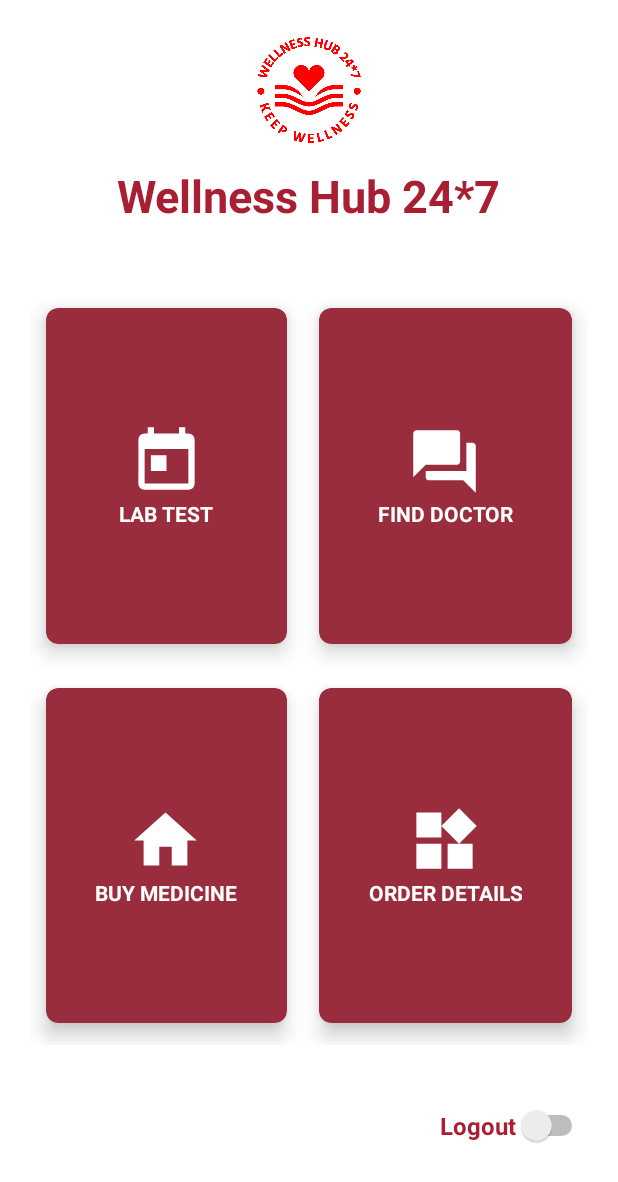
After one commit to evanvoyage221/NUMADSp23_Team48, an Android app: the HomepageActivity screen opened directly, with no data from a screen before it, on a phone screen of 412 x 824 dp. The commit adds this screen. Shown: the top 1182 px of the screen. Run offline under Robolectric (Android 15) with nearby library versions, the phone set to English and light mode, and no system bars.

Commit message:
Add homepage for final project

```diff
--- a/app/build.gradle
+++ b/app/build.gradle
@@ -31,7 +31,6 @@ android {
 }
 
 dependencies {
-
     implementation 'com.squareup.retrofit2:retrofit:2.9.0'
     implementation 'com.squareup.retrofit2:converter-gson:2.9.0'
     implementation 'androidx.appcompat:appcompat:1.6.1'
@@ -50,7 +49,6 @@ dependencies {
     implementation 'com.google.firebase:firebase-database'
     implementation 'com.google.firebase:firebase-auth'
     implementation 'com.google.firebase:firebase-firestore'
-
 }
 apply {
     plugin 'com.google.gms.google-services'  }
--- a/app/src/main/AndroidManifest.xml
+++ b/app/src/main/AndroidManifest.xml
@@ -22,6 +22,9 @@
             android:exported="false" />
         <activity
             android:name=".finalProject.LoginActivity"
+            android:exported="false" />
+        <activity
+            android:name=".finalProject.HomepageActivity"
             android:exported="false" />
       <activity
             android:name=".GroupProjectActivity"
--- /dev/null
+++ b/app/src/main/java/edu/northeastern/numadsp23_team48/finalProject/HomepageActivity.java
@@ -0,0 +1,30 @@
+package edu.northeastern.numadsp23_team48.finalProject;
+
+import android.content.Intent;
+import android.os.Bundle;
+import android.view.View;
+import android.widget.Switch;
+
+import androidx.appcompat.app.AppCompatActivity;
+
+import edu.northeastern.numadsp23_team48.R;
+
+public class HomepageActivity extends AppCompatActivity {
+    private Switch logout;
+
+    @Override
+    protected void onCreate(Bundle savedInstanceState) {
+        super.onCreate(savedInstanceState);
+        setContentView(R.layout.activity_homepage);
+
+        logout = findViewById(R.id.switch_logout);
+        logout.setOnClickListener(new View.OnClickListener() {
+            @Override
+            public void onClick(View v) {
+                // TODO: Clear login info
+                startActivity(new Intent(HomepageActivity.this, LoginActivity.class));
+            }
+        });
+    }
+
+}
--- a/app/src/main/java/edu/northeastern/numadsp23_team48/finalProject/LoginActivity.java
+++ b/app/src/main/java/edu/northeastern/numadsp23_team48/finalProject/LoginActivity.java
@@ -165,7 +165,7 @@ public class LoginActivity extends AppCompatActivity {
     private void sendUserToMainActivity() {
 
         progressBar.setVisibility(View.GONE);
-        startActivity(new Intent(LoginActivity.this, ExploreActivity.class));
+        startActivity(new Intent(LoginActivity.this, HomepageActivity.class));
         finish();
     }
 
--- /dev/null
+++ b/app/src/main/res/drawable/calendar.xml
@@ -0,0 +1,5 @@
+<vector android:height="50dp" android:tint="#FFFFFF"
+    android:viewportHeight="24.0" android:viewportWidth="24.0"
+    android:width="50dp" xmlns:android="http://schemas.android.com/apk/res/android">
+    <path android:fillColor="#FF000000" android:pathData="M19,3h-1L18,1h-2v2L8,3L8,1L6,1v2L5,3c-1.11,0 -1.99,0.9 -1.99,2L3,19c0,1.1 0.89,2 2,2h14c1.1,0 2,-0.9 2,-2L21,5c0,-1.1 -0.9,-2 -2,-2zM19,19L5,19L5,8h14v11zM7,10h5v5L7,15z"/>
+</vector>
--- /dev/null
+++ b/app/src/main/res/drawable/chat.xml
@@ -0,0 +1,5 @@
+<vector android:height="50dp" android:tint="#FFFFFF"
+    android:viewportHeight="24.0" android:viewportWidth="24.0"
+    android:width="50dp" xmlns:android="http://schemas.android.com/apk/res/android">
+    <path android:fillColor="#FF000000" android:pathData="M21,6h-2v9L6,15v2c0,0.55 0.45,1 1,1h11l4,4L22,7c0,-0.55 -0.45,-1 -1,-1zM17,12L17,3c0,-0.55 -0.45,-1 -1,-1L3,2c-0.55,0 -1,0.45 -1,1v14l4,-4h10c0.55,0 1,-0.45 1,-1z"/>
+</vector>
--- /dev/null
+++ b/app/src/main/res/drawable/home.xml
@@ -0,0 +1,5 @@
+<vector android:height="50dp" android:tint="#FFFFFF"
+    android:viewportHeight="24.0" android:viewportWidth="24.0"
+    android:width="50dp" xmlns:android="http://schemas.android.com/apk/res/android">
+    <path android:fillColor="#FFFFFF" android:pathData="M10,20v-6h4v6h5v-8h3L12,3 2,12h3v8z"/>
+</vector>
--- /dev/null
+++ b/app/src/main/res/drawable/info.xml
@@ -0,0 +1,5 @@
+<vector android:height="50dp" android:tint="#1131E6"
+    android:viewportHeight="24.0" android:viewportWidth="24.0"
+    android:width="50dp" xmlns:android="http://schemas.android.com/apk/res/android">
+    <path android:fillColor="#FF000000" android:pathData="M12,2C6.48,2 2,6.48 2,12s4.48,10 10,10 10,-4.48 10,-10S17.52,2 12,2zM13,17h-2v-6h2v6zM13,9h-2L11,7h2v2z"/>
+</vector>
--- /dev/null
+++ b/app/src/main/res/drawable/language.xml
@@ -0,0 +1,5 @@
+<vector android:height="50dp" android:tint="#1131E6"
+    android:viewportHeight="24.0" android:viewportWidth="24.0"
+    android:width="50dp" xmlns:android="http://schemas.android.com/apk/res/android">
+    <path android:fillColor="#FF000000" android:pathData="M11.99,2C6.47,2 2,6.48 2,12s4.47,10 9.99,10C17.52,22 22,17.52 22,12S17.52,2 11.99,2zM18.92,8h-2.95c-0.32,-1.25 -0.78,-2.45 -1.38,-3.56 1.84,0.63 3.37,1.91 4.33,3.56zM12,4.04c0.83,1.2 1.48,2.53 1.91,3.96h-3.82c0.43,-1.43 1.08,-2.76 1.91,-3.96zM4.26,14C4.1,13.36 4,12.69 4,12s0.1,-1.36 0.26,-2h3.38c-0.08,0.66 -0.14,1.32 -0.14,2 0,0.68 0.06,1.34 0.14,2L4.26,14zM5.08,16h2.95c0.32,1.25 0.78,2.45 1.38,3.56 -1.84,-0.63 -3.37,-1.9 -4.33,-3.56zM8.03,8L5.08,8c0.96,-1.66 2.49,-2.93 4.33,-3.56C8.81,5.55 8.35,6.75 8.03,8zM12,19.96c-0.83,-1.2 -1.48,-2.53 -1.91,-3.96h3.82c-0.43,1.43 -1.08,2.76 -1.91,3.96zM14.34,14L9.66,14c-0.09,-0.66 -0.16,-1.32 -0.16,-2 0,-0.68 0.07,-1.35 0.16,-2h4.68c0.09,0.65 0.16,1.32 0.16,2 0,0.68 -0.07,1.34 -0.16,2zM14.59,19.56c0.6,-1.11 1.06,-2.31 1.38,-3.56h2.95c-0.96,1.65 -2.49,2.93 -4.33,3.56zM16.36,14c0.08,-0.66 0.14,-1.32 0.14,-2 0,-0.68 -0.06,-1.34 -0.14,-2h3.38c0.16,0.64 0.26,1.31 0.26,2s-0.1,1.36 -0.26,2h-3.38z"/>
+</vector>
--- /dev/null
+++ b/app/src/main/res/drawable/widgets.xml
@@ -0,0 +1,5 @@
+<vector android:height="50dp" android:tint="#FFFFFF"
+    android:viewportHeight="24.0" android:viewportWidth="24.0"
+    android:width="50dp" xmlns:android="http://schemas.android.com/apk/res/android">
+    <path android:fillColor="#FF000000" android:pathData="M13,13v8h8v-8h-8zM3,21h8v-8L3,13v8zM3,3v8h8L11,3L3,3zM16.66,1.69L11,7.34 16.66,13l5.66,-5.66 -5.66,-5.65z"/>
+</vector>
--- /dev/null
+++ b/app/src/main/res/layout/activity_homepage.xml
@@ -0,0 +1,208 @@
+<?xml version="1.0" encoding="utf-8"?>
+<RelativeLayout xmlns:android="http://schemas.android.com/apk/res/android"
+    xmlns:app="http://schemas.android.com/apk/res-auto"
+    xmlns:tools="http://schemas.android.com/tools"
+    android:layout_width="match_parent"
+    android:layout_height="match_parent"
+    tools:context=".finalProject.HomepageActivity">
+
+    <ImageView
+        android:id="@+id/icon"
+        android:layout_width="100dp"
+        android:layout_height="100dp"
+        android:layout_marginTop="10dp"
+        android:layout_centerHorizontal="true"
+        android:src="@drawable/whlogo" />
+
+    <TextView
+        android:id="@+id/app_title"
+        android:layout_width="wrap_content"
+        android:layout_height="wrap_content"
+        android:layout_below="@+id/icon"
+        android:text="Wellness Hub 24*7"
+        android:textColor="@color/fog_red"
+        android:textSize="30sp"
+        android:textStyle="bold"
+        android:layout_centerHorizontal="true"
+        app:layout_constraintVer_bias="0.3"
+        app:layout_constraintEnd_toEndOf="parent"
+        app:layout_constraintStart_toStartOf="parent"
+        app:layout_constraintTop_toTopOf="parent"/>
+
+<!--    <TextView-->
+<!--        android:id="@+id/say_hi"-->
+<!--        android:layout_width="wrap_content"-->
+<!--        android:layout_height="wrap_content"-->
+<!--        android:layout_below="@+id/app_title"-->
+<!--        android:layout_centerHorizontal="true"-->
+<!--        android:layout_marginTop="10dp"-->
+<!--        android:text="Welcome, username"-->
+<!--        android:textColor="@color/black"-->
+<!--        android:textSize="20sp"-->
+<!--        android:textStyle="italic" />-->
+
+    <GridLayout
+        android:id="@+id/grid_layout"
+        android:layout_width="match_parent"
+        android:layout_height="match_parent"
+        android:layout_below="@+id/app_title"
+        android:layout_above="@id/switch_logout"
+        android:layout_marginTop="40dp"
+        android:layout_marginBottom="40dp"
+        android:layout_marginRight="20dp"
+        android:layout_marginLeft="20dp"
+        android:columnCount="2"
+        android:rowCount="2">
+
+        <androidx.cardview.widget.CardView
+            android:id="@+id/cardLabTest"
+            android:layout_width="wrap_content"
+            android:layout_height="wrap_content"
+            android:layout_row="0"
+            android:layout_column="0"
+            android:layout_rowWeight="1"
+            android:layout_columnWeight="1"
+            android:layout_gravity="fill"
+            app:cardBackgroundColor="@color/ic_launcher_team48_background"
+            app:cardCornerRadius="8dp"
+            app:cardElevation="8dp"
+            app:cardUseCompatPadding="true">
+            <LinearLayout
+                android:layout_width="wrap_content"
+                android:layout_height="wrap_content"
+                android:layout_gravity="center_vertical|center_horizontal"
+                android:gravity="center"
+                android:orientation="vertical">
+                <ImageView
+                    android:layout_width="wrap_content"
+                    android:layout_height="wrap_content"
+                    android:src="@drawable/calendar" />
+                <TextView
+                    android:layout_width="wrap_content"
+                    android:layout_height="wrap_content"
+                    android:text="LAB TEST"
+                    android:textAlignment="center"
+                    android:textColor="@color/white"
+                    android:textStyle="bold"/>
+            </LinearLayout>
+        </androidx.cardview.widget.CardView>
+
+        <androidx.cardview.widget.CardView
+            android:id="@+id/cardBuyMedicine"
+            android:layout_width="wrap_content"
+            android:layout_height="wrap_content"
+            android:layout_row="1"
+            android:layout_rowWeight="1"
+            android:layout_column="0"
+            android:layout_columnWeight="1"
+            android:layout_gravity="fill"
+            app:cardBackgroundColor="@color/ic_launcher_team48_background"
+            app:cardCornerRadius="8dp"
+            app:cardElevation="8dp"
+            app:cardUseCompatPadding="true">
+
+            <LinearLayout
+                android:layout_width="wrap_content"
+                android:layout_height="wrap_content"
+                android:layout_gravity="center_vertical|center_horizontal"
+                android:gravity="center"
+                android:orientation="vertical">
+
+                <ImageView
+                    android:layout_width="wrap_content"
+                    android:layout_height="wrap_content"
+                    android:src="@drawable/home" />
+
+                <TextView
+                    android:layout_width="wrap_content"
+                    android:layout_height="wrap_content"
+                    android:text="BUY MEDICINE"
+                    android:textAlignment="center"
+                    android:textColor="@color/white"
+                    android:textStyle="bold" />
+            </LinearLayout>
+        </androidx.cardview.widget.CardView>
+
+        <androidx.cardview.widget.CardView
+            android:id="@+id/cardFindDoctor"
+            android:layout_width="wrap_content"
+            android:layout_height="wrap_content"
+            android:layout_row="0"
+            android:layout_column="1"
+            android:layout_rowWeight="1"
+            android:layout_columnWeight="1"
+            android:layout_gravity="fill"
+            app:cardBackgroundColor="@color/ic_launcher_team48_background"
+            app:cardCornerRadius="8dp"
+            app:cardElevation="8dp"
+            app:cardUseCompatPadding="true">
+            <LinearLayout
+                android:layout_width="wrap_content"
+                android:layout_height="wrap_content"
+                android:layout_gravity="center_vertical|center_horizontal"
+                android:gravity="center"
+                android:orientation="vertical">
+                <ImageView
+                    android:layout_width="wrap_content"
+                    android:layout_height="wrap_content"
+                    android:src="@drawable/chat" />
+                <TextView
+                    android:layout_width="wrap_content"
+                    android:layout_height="wrap_content"
+                    android:text="FIND DOCTOR"
+                    android:textAlignment="center"
+                    android:textColor="@color/white"
+                    android:textStyle="bold"/>
+            </LinearLayout>
+        </androidx.cardview.widget.CardView>
+
+        <androidx.cardview.widget.CardView
+            android:id="@+id/cardOrderDetails"
+            android:layout_width="wrap_content"
+            android:layout_height="wrap_content"
+            android:layout_row="1"
+            android:layout_column="1"
+            android:layout_rowWeight="1"
+            android:layout_columnWeight="1"
+            android:layout_gravity="fill"
+            app:cardBackgroundColor="@color/ic_launcher_team48_background"
+            app:cardCornerRadius="8dp"
+            app:cardElevation="8dp"
+            app:cardUseCompatPadding="true">
+            <LinearLayout
+                android:layout_width="wrap_content"
+                android:layout_height="wrap_content"
+                android:layout_gravity="center_vertical|center_horizontal"
+                android:gravity="center"
+                android:orientation="vertical">
+                <ImageView
+                    android:layout_width="wrap_content"
+                    android:layout_height="wrap_content"
+                    android:src="@drawable/widgets" />
+                <TextView
+                    android:layout_width="wrap_content"
+                    android:layout_height="wrap_content"
+                    android:text="ORDER DETAILS"
+                    android:textAlignment="center"
+                    android:textColor="@color/white"
+                    android:textStyle="bold"/>
+            </LinearLayout>
+        </androidx.cardview.widget.CardView>
+    </GridLayout>
+
+    <Switch
+        android:id="@+id/switch_logout"
+        android:layout_width="wrap_content"
+        android:layout_height="wrap_content"
+        android:layout_alignEnd="@id/grid_layout"
+        android:layout_alignParentEnd="true"
+        android:layout_alignParentBottom="true"
+        android:layout_marginEnd="20dp"
+        android:layout_marginBottom="60dp"
+        android:text="Logout"
+        android:textColor="@color/fog_red"
+        android:textSize="16dp"
+        android:textStyle="bold"
+        />
+
+</RelativeLayout>
--- a/app/src/main/res/layout/activity_main.xml
+++ b/app/src/main/res/layout/activity_main.xml
@@ -43,7 +43,7 @@
         android:id="@+id/btn_group_project"
         android:layout_width="wrap_content"
         android:layout_height="wrap_content"
-        android:text="Group Project"
+        android:text="Wellness Hub 24*7"
         app:layout_constraintBottom_toBottomOf="parent"
         app:layout_constraintEnd_toEndOf="parent"
         app:layout_constraintStart_toStartOf="parent"
```
Also changed, not shown: 2 other files.
